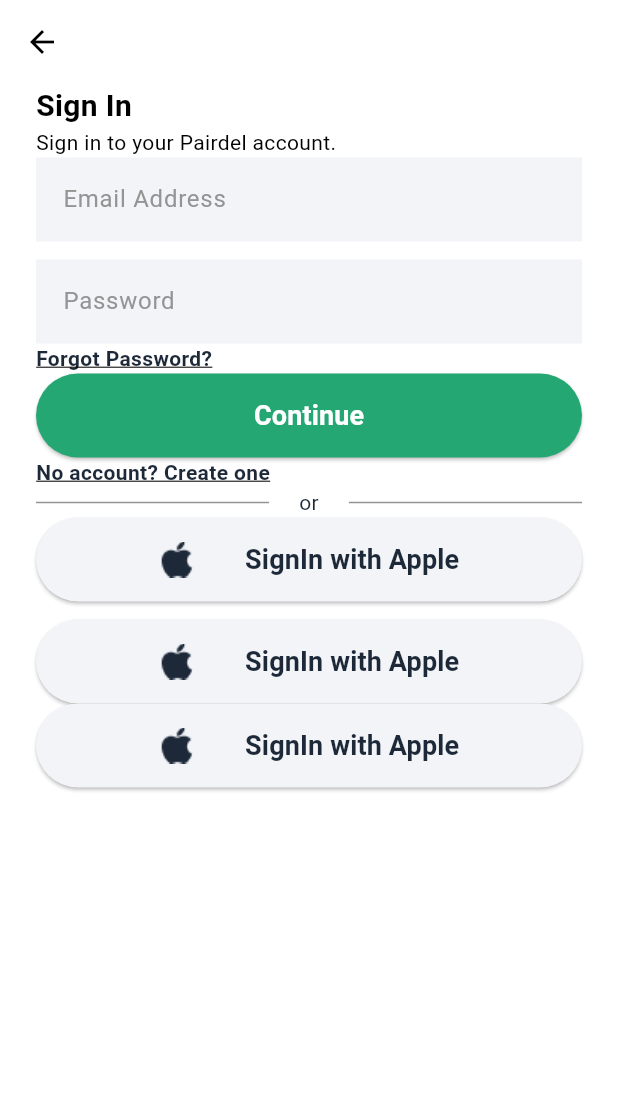
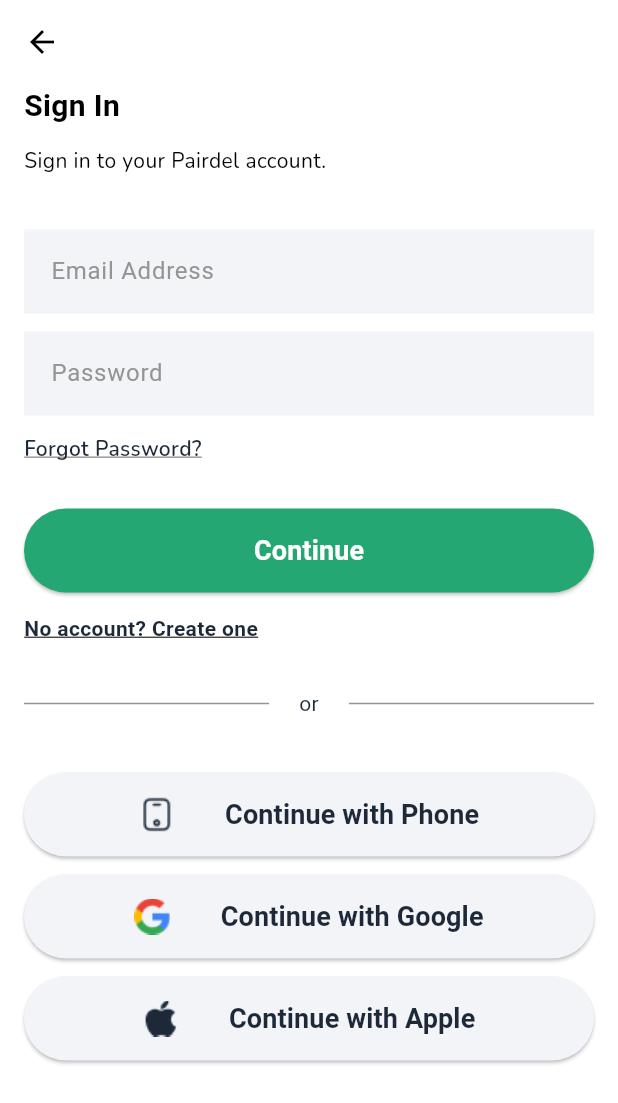
Before and after one commit to onifadjosh/Flutter-s-First, a Flutter app: the Verify screen opened by its route, on a phone screen of 412 x 824 dp. Shown: the top 1103 px of the screen. Run offline on Flutter 3.47's test engine with Material 3 defaults, Android fonts, the phone set to English and light mode, and no system bars.

Commit message:
added scrollView to signIn

```diff
--- a/lib/sign_In.dart
+++ b/lib/sign_In.dart
@@ -19,35 +19,41 @@ class Verify extends StatelessWidget {
       ),
       ),
 
-      body: Padding(
-          padding:EdgeInsets.symmetric(horizontal: 24),
+      body: SingleChildScrollView(
+        child:  Padding(
+          padding:const EdgeInsets.symmetric(horizontal: 16),
           child: Column(
         mainAxisAlignment: MainAxisAlignment.start,
         crossAxisAlignment: CrossAxisAlignment.start,
         children: <Widget>[
         const Text('Sign In', style: TextStyle(fontSize: 20, fontWeight: FontWeight.w600,),),
-        const Text('Sign in to your Pairdel account.', style: TextStyle(fontSize: 14, fontWeight: FontWeight.w400),),
+        const SizedBox(height: 12),
+        const Text('Sign in to your Pairdel account.', style: TextStyle(fontSize: 14, fontWeight: FontWeight.w400, fontFamily: 'Nunito'),),
+        const SizedBox(height: 36),
         const TextFieldMail(),
         const SizedBox(height: 12),
         const Password(),
+        const SizedBox(height: 12),
         const ForgetPassword(),
+        const SizedBox(height: 30),
         const ElevatedButtonSample(),
-       const  NoAccount(),
+        const SizedBox(height: 14),
+        const  NoAccount(),
+        const SizedBox(height: 30),
         const Or(),
-        Padding(padding: EdgeInsets.all(0),
-        child: Column(
-          children: <Widget>[
+        const SizedBox(height: 36,),
+        ReusableButton(text:'Continue with Phone', colorr: Color(0xFF949494), onPressed: (){}, color:Color(0xFFF2F4F7), imageProvider:AssetImage('lib/assets/images/mobile.png')),
+        const SizedBox(height: 12),
+        ReusableButton(text:'Continue with Google', colorr: Color(0xFF949494),onPressed: (){}, color:Color(0xFFF2F4F7), imageProvider:AssetImage('lib/assets/images/google.png')),
+        const SizedBox(height: 12),
+        ReusableButton(text:'Continue with Apple', colorr: Color(0xFF949494),onPressed: (){}, color:Color(0xFFF2F4F7), imageProvider:AssetImage('lib/assets/images/apple.png')),
+        // Form(child: child),
+        // TextFormField()
 
-            ReusableButton(text:'SignIn with Apple', colorr: Color(0xFF949494), onPressed: (){}, color:Color(0xFFF2F4F7), imageProvider:AssetImage('lib/assets/images/apple.png')),
-           const SizedBox(height: 12),
-            ReusableButton(text:'SignIn with Apple', colorr: Color(0xFF949494),onPressed: (){}, color:Color(0xFFF2F4F7), imageProvider:AssetImage('lib/assets/images/apple.png')),
-            ReusableButton(text:'SignIn with Apple', colorr: Color(0xFF949494),onPressed: (){}, color:Color(0xFFF2F4F7), imageProvider:AssetImage('lib/assets/images/apple.png')),
-          ],
-        ),
-        )
-      ],
+        ],
       ),
       )
+         )
     );
   }
 }
@@ -65,16 +71,23 @@ class TextFieldMail extends StatefulWidget {
 class _TextFieldMailState extends State<TextFieldMail> {
   @override
   Widget build(BuildContext context) {
-    return const SizedBox(
+    return  SizedBox(
       width: double.infinity,
       height: 56,
 
         child:TextField(
-        decoration: InputDecoration(
+          onTap: (){
+            FocusScope.of(context).requestFocus();
+          },
+        decoration:const InputDecoration(
           label: Text('Email Address'),
           focusColor: Colors.green,
           border: InputBorder.none,
           labelStyle: TextStyle( color: Color(0xFF949494), fontSize: 16, fontWeight: FontWeight.w400,),
+          focusedBorder: OutlineInputBorder(
+          borderSide: BorderSide(color: Colors.green),
+
+          ),
 
           fillColor: Color(0xFFF2F4F7),
           filled: true,
@@ -93,17 +106,24 @@ class Password extends StatelessWidget {
 
   @override
   Widget build(BuildContext context) {
-    return const SizedBox(
+    return  SizedBox(
       width: double.infinity,
       height: 56,
 
         child:TextField(
+          onTap: () {
+            FocusScope.of(context).requestFocus();
+          },
           obscureText: true,
-        decoration: InputDecoration(
+        decoration:const InputDecoration(
           label: Text('Password'),
           focusColor: Colors.green,
           border: InputBorder.none,
           labelStyle: TextStyle( color: Color(0xFF949494), fontSize: 16, fontWeight: FontWeight.w400,),
+          focusedBorder: OutlineInputBorder(
+          borderSide: BorderSide(color: Colors.green),
+
+          ),
 
           fillColor: Color(0xFFF2F4F7),
           filled: true,
@@ -131,6 +151,7 @@ class ForgetPassword extends StatelessWidget {
       style: TextStyle(
           fontWeight: FontWeight.w600,
           fontSize: 14,
+           fontFamily: 'Nunito',
           color: Color(0xFF1D2939),
           decoration: TextDecoration.underline,)
           ),
```
Also changed, not shown: lib/assets/images/mobile.png (added).
